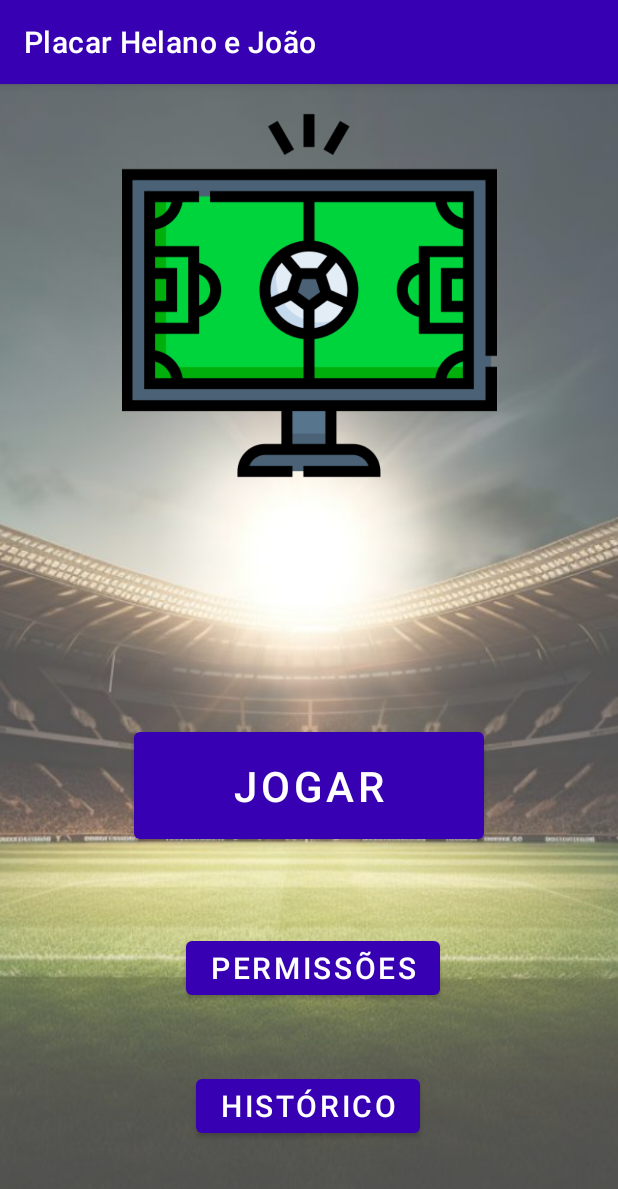
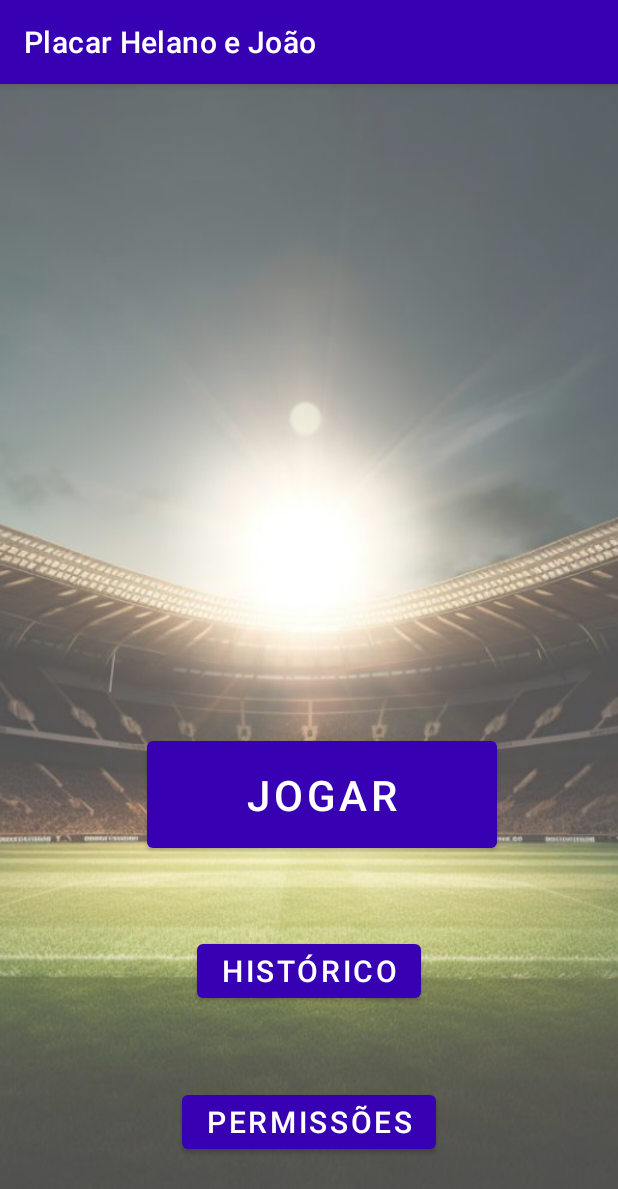
Before and after one commit to HelanoSM/PlacarPDM, an Android app: the screen it shows after launch (MainActivity), on a phone screen of 412 x 824 dp. Shown: the top 1189 px of the screen. Run offline under Robolectric (Android 15) with nearby library versions, the phone set to English and light mode, and no system bars.

Commit message:
mudanças layout ini

```diff
--- a/app/src/main/res/layout/activity_main.xml
+++ b/app/src/main/res/layout/activity_main.xml
@@ -7,62 +7,53 @@
     android:layout_height="match_parent"
     tools:context=".MainActivity">
 
-
     <ImageView
+        android:id="@+id/imagemfundoini"
         android:layout_width="match_parent"
         android:layout_height="match_parent"
         android:alpha="0.7"
         android:scaleType="centerCrop"
         android:src="@drawable/luznocampo"
         tools:layout_editor_absoluteX="0dp"
-        tools:layout_editor_absoluteY="-16dp" />
-
-    <ImageView
-        android:id="@+id/imagemcampo"
-        android:layout_width="wrap_content"
-        android:layout_height="250dp"
-        android:layout_marginTop="16dp"
-        android:src="@drawable/tvbig"
-        app:layout_constraintEnd_toEndOf="parent"
-        app:layout_constraintHorizontal_bias="1.0"
-        app:layout_constraintStart_toStartOf="parent"
-        app:layout_constraintTop_toTopOf="parent" />
+        tools:layout_editor_absoluteY="0dp" />
 
     <Button
         android:id="@+id/btIniciar"
         android:layout_width="233dp"
         android:layout_height="83dp"
-        android:layout_marginTop="160dp"
         android:onClick="openConfig"
         android:text="Jogar"
         android:textSize="28sp"
+        app:layout_constraintBottom_toTopOf="@+id/imagemfundoini"
         app:layout_constraintEnd_toEndOf="parent"
+        app:layout_constraintHorizontal_bias="0.55"
         app:layout_constraintStart_toStartOf="parent"
-        app:layout_constraintTop_toBottomOf="@+id/imagemcampo" />
+        app:layout_constraintTop_toBottomOf="@+id/imagemfundoini"
+        app:layout_constraintVertical_bias="0.395" />
 
     <Button
         android:id="@+id/btPreviousGame"
         android:layout_width="wrap_content"
         android:layout_height="wrap_content"
-        android:layout_marginTop="148dp"
         android:onClick="openPreviusGames"
         android:text="Histórico"
         android:textSize="20sp"
+        app:layout_constraintBottom_toTopOf="@+id/btNonSense"
         app:layout_constraintEnd_toEndOf="parent"
-        app:layout_constraintHorizontal_bias="0.497"
+        app:layout_constraintHorizontal_bias="0.5"
         app:layout_constraintStart_toStartOf="parent"
-        app:layout_constraintTop_toBottomOf="@+id/btIniciar" />
+        app:layout_constraintTop_toBottomOf="@+id/btIniciar"
+    />
 
     <Button
         android:id="@+id/btNonSense"
         android:layout_width="wrap_content"
         android:layout_height="wrap_content"
-        android:layout_marginBottom="92dp"
         android:onClick="openPermission"
         android:text="Permissões"
         android:textSize="20sp"
-        app:layout_constraintBottom_toBottomOf="@+id/btPreviousGame"
+        app:layout_constraintBottom_toBottomOf="parent"
         app:layout_constraintEnd_toEndOf="parent"
-        app:layout_constraintHorizontal_bias="0.51"
-        app:layout_constraintStart_toStartOf="parent" />
+        app:layout_constraintStart_toStartOf="parent"
+        app:layout_constraintTop_toBottomOf="@+id/btPreviousGame" />
 </androidx.constraintlayout.widget.ConstraintLayout>
```
